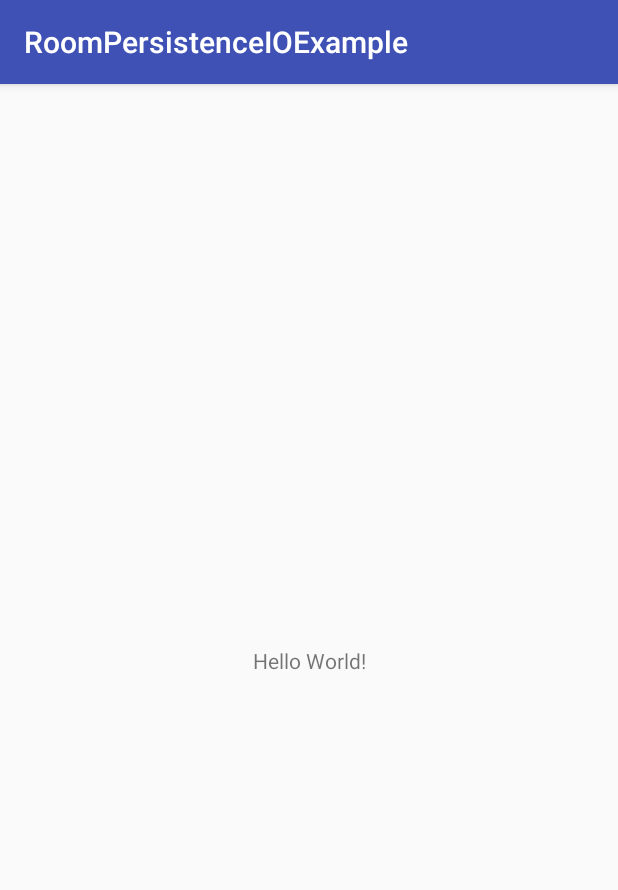
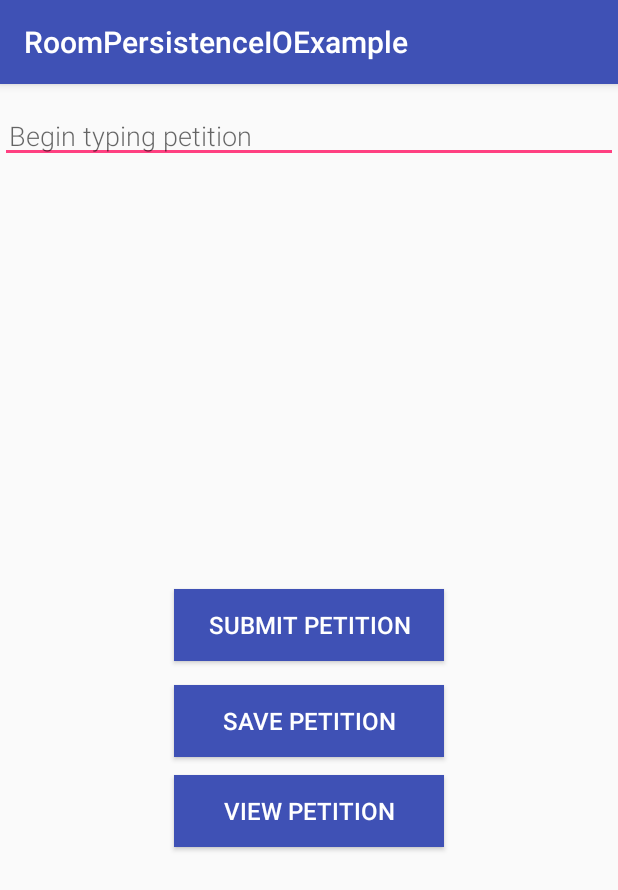
Before and after one commit to ViviKulu/RoomPersistenceIOExample, an Android app: the screen it shows after launch (MainActivity before the commit, NewPetitionActivity after it), on a phone screen of 412 x 824 dp. Shown: the top 890 px of the screen. Run offline under Robolectric (Android 15) with nearby library versions, the phone set to English and light mode, and no system bars.

Commit message:
db set with vmp

```diff
--- a/app/src/main/AndroidManifest.xml
+++ b/app/src/main/AndroidManifest.xml
@@ -9,13 +9,14 @@
         android:roundIcon="@mipmap/ic_launcher_round"
         android:supportsRtl="true"
         android:theme="@style/AppTheme">
-        <activity android:name=".MainActivity">
+        <activity android:name=".NewPetitionActivity">
             <intent-filter>
                 <action android:name="android.intent.action.MAIN" />
 
                 <category android:name="android.intent.category.LAUNCHER" />
             </intent-filter>
         </activity>
+        <activity android:name=".RecyclerPetitionActivity"/>
     </application>
 
 </manifest>
--- /dev/null
+++ b/app/src/main/java/com/example/vivianbabiryekulumba/roompersistenceioexample/NewPetitionActivity.java
@@ -0,0 +1,78 @@
+package com.example.vivianbabiryekulumba.roompersistenceioexample;
+
+import android.content.Context;
+import android.content.Intent;
+import android.os.Bundle;
+import android.support.v7.app.AppCompatActivity;
+import android.util.Log;
+import android.view.View;
+import android.widget.Button;
+import android.widget.EditText;
+import android.widget.Toast;
+
+import com.example.vivianbabiryekulumba.roompersistenceioexample.database.Petition;
+import com.example.vivianbabiryekulumba.roompersistenceioexample.database.PetitionRepository;
+
+import java.io.FileOutputStream;
+
+public class NewPetitionActivity extends AppCompatActivity {
+
+    public static final String EXTRA_REPLY = "com.example.android.wordlistsql.REPLY";
+    EditText editText;
+    Button submitBtn;
+    Button saveBtn;
+    Button viewBtn;
+    Petition petition;
+    PetitionRepository petitionRepository;
+    String petitionData;
+    String file = "petition.txt";
+    private String TAG = "NewActivity.class";
+
+    @Override
+    protected void onCreate(Bundle savedInstanceState) {
+        super.onCreate(savedInstanceState);
+        setContentView(R.layout.activity_new_petition);
+
+        editText = findViewById(R.id.type_petition);
+
+        submitBtn = findViewById(R.id.button_submit);
+        saveBtn = findViewById(R.id.button_save);
+        viewBtn = findViewById(R.id.button_view);
+
+        submitBtn.setOnClickListener(new View.OnClickListener() {
+            @Override
+            public void onClick(View v) {
+                petitionData = editText.getText().toString();
+                Log.d(TAG, "onClick: " + petitionData);
+                try{
+                    FileOutputStream fileOutputStream = openFileOutput(file, Context.MODE_PRIVATE);
+                    fileOutputStream.write(petitionData.getBytes());
+                    fileOutputStream.close();
+                    Log.d(TAG, "onClick: " + fileOutputStream);
+                    Toast.makeText(getApplicationContext(), "Petition written to file!", Toast.LENGTH_SHORT).show();
+                }catch (Exception e){
+                    e.printStackTrace();
+                }
+            }
+        });
+
+        saveBtn.setOnClickListener(new View.OnClickListener() {
+            @Override
+            public void onClick(View v) {
+                petition = new Petition(file);
+                petitionRepository = new PetitionRepository(getApplication());
+                petitionRepository.insert(petition);
+                Log.d(TAG, "onClick: " + petition);
+                Toast.makeText(getApplicationContext(), "Petition saved to database!", Toast.LENGTH_SHORT).show();
+            }
+        });
+
+        viewBtn.setOnClickListener(new View.OnClickListener() {
+            @Override
+            public void onClick(View v) {
+                Intent intent = new Intent(NewPetitionActivity.this, RecyclerPetitionActivity.class);
+                startActivity(intent);
+            }
+        });
+    }
+}
--- /dev/null
+++ b/app/src/main/res/layout/activity_new_petition.xml
@@ -0,0 +1,64 @@
+<?xml version="1.0" encoding="utf-8"?>
+<android.support.constraint.ConstraintLayout xmlns:android="http://schemas.android.com/apk/res/android"
+    xmlns:app="http://schemas.android.com/apk/res-auto"
+    xmlns:tools="http://schemas.android.com/tools"
+    android:layout_width="match_parent"
+    android:layout_height="match_parent"
+    android:orientation="vertical">
+
+    <EditText
+        android:id="@+id/type_petition"
+        android:layout_width="match_parent"
+        android:layout_height="wrap_content"
+        android:layout_marginTop="16dp"
+        android:fontFamily="sans-serif-light"
+        android:hint="@string/begin_typing_petition"
+        android:inputType="textAutoComplete"
+        android:padding="@dimen/small_padding"
+        android:textSize="18sp"
+        app:layout_constraintStart_toStartOf="parent"
+        app:layout_constraintTop_toTopOf="parent" />
+
+    <Button
+        android:id="@+id/button_submit"
+        android:layout_width="180dp"
+        android:layout_height="wrap_content"
+        android:layout_gravity="center"
+        android:layout_marginStart="116dp"
+        android:layout_marginTop="284dp"
+        android:background="@color/colorPrimary"
+        android:text="@string/submit_petition"
+        android:textColor="#fff"
+        android:textSize="16sp"
+        app:layout_constraintStart_toStartOf="parent"
+        app:layout_constraintTop_toBottomOf="@+id/type_petition" />
+
+    <Button
+        android:id="@+id/button_save"
+        android:layout_width="180dp"
+        android:layout_height="wrap_content"
+        android:layout_gravity="center"
+        android:layout_marginStart="116dp"
+        android:layout_marginTop="16dp"
+        android:background="@color/colorPrimary"
+        android:text="@string/save_petition"
+        android:textColor="#fff"
+        android:textSize="16sp"
+        app:layout_constraintStart_toStartOf="parent"
+        app:layout_constraintTop_toBottomOf="@+id/button_submit" />
+
+    <Button
+        android:id="@+id/button_view"
+        android:layout_width="180dp"
+        android:layout_height="wrap_content"
+        android:layout_gravity="center"
+        android:layout_marginStart="116dp"
+        android:layout_marginTop="76dp"
+        android:background="@color/colorPrimary"
+        android:text="view petition"
+        android:textColor="#fff"
+        android:textSize="16sp"
+        app:layout_constraintStart_toStartOf="parent"
+        app:layout_constraintTop_toBottomOf="@+id/button_submit" />
+
+</android.support.constraint.ConstraintLayout>
--- /dev/null
+++ b/app/src/main/res/values/dimens.xml
@@ -0,0 +1,6 @@
+<?xml version="1.0" encoding="utf-8"?>
+<resources>
+    <dimen name="fab_margin">16dp</dimen>
+    <dimen name="small_padding">6dp</dimen>
+    <dimen name="big_padding">16dp</dimen>
+</resources>
--- a/app/src/main/res/values/styles.xml
+++ b/app/src/main/res/values/styles.xml
@@ -6,6 +6,28 @@
         <item name="colorPrimary">@color/colorPrimary</item>
         <item name="colorPrimaryDark">@color/colorPrimaryDark</item>
         <item name="colorAccent">@color/colorAccent</item>
+        <item name="coordinatorLayoutStyle">@style/Widget.Design.CoordinatorLayout</item>
+    </style>
+    <style name="Widget.Design.CoordinatorLayout" parent="@style/Widget.Support.CoordinatorLayout">
+        <item name="statusBarBackground">?attr/colorPrimaryDark</item>
+    </style>
+
+    <style name="AppTheme.NoActionBar">
+        <item name="windowActionBar">false</item>
+        <item name="windowNoTitle">true</item>
+    </style>
+
+    <style name="AppTheme.AppBarOverlay" parent="ThemeOverlay.AppCompat.Dark.ActionBar" />
+
+    <style name="AppTheme.PopupOverlay" parent="ThemeOverlay.AppCompat.Light" />
+
+    <style name="word_title">
+        <item name="android:layout_width">match_parent</item>
+        <item name="android:layout_height">26dp</item>
+        <item name="android:textSize">24sp</item>
+        <item name="android:textStyle">bold</item>
+        <item name="android:layout_marginBottom">6dp</item>
+        <item name="android:paddingLeft">8dp</item>
     </style>
 
 </resources>
```
Also changed, not shown: app/build.gradle (+13 -0 lines), app/src/main/java/com/example/vivianbabiryekulumba/roompersistenceioexample/RecyclerPetitionActivity.java (added, +86 -0 lines), app/src/main/java/com/example/vivianbabiryekulumba/roompersistenceioexample/database/Petition.java (added, +29 -0 lines), app/src/main/java/com/example/vivianbabiryekulumba/roompersistenceioexample/database/PetitionAdapter.java (added, +52 -0 lines), app/src/main/java/com/example/vivianbabiryekulumba/roompersistenceioexample/database/PetitionDAO.java (added, +22 -0 lines), app/src/main/java/com/example/vivianbabiryekulumba/roompersistenceioexample/database/PetitionRepository.java (added, +42 -0 lines), app/src/main/java/com/example/vivianbabiryekulumba/roompersistenceioexample/database/PetitionRoomDatabase.java (added, +60 -0 lines), app/src/main/java/com/example/vivianbabiryekulumba/roompersistenceioexample/database/PetitionViewHolder.java (added, +25 -0 lines), app/src/main/java/com/example/vivianbabiryekulumba/roompersistenceioexample/database/PetitionViewModel.java (added, +29 -0 lines), app/src/main/res/drawable/ic_add_black_24dp.xml (added, +9 -0 lines), app/src/main/res/layout/activity_recycler_petiton.xml (added, +33 -0 lines), app/src/main/res/layout/content_recycler_petition.xml (added, +18 -0 lines), app/src/main/res/layout/recycler_petition_itemview.xml (added, +14 -0 lines), app/src/main/res/menu/main_menu.xml (added, +9 -0 lines), 1 more files.
